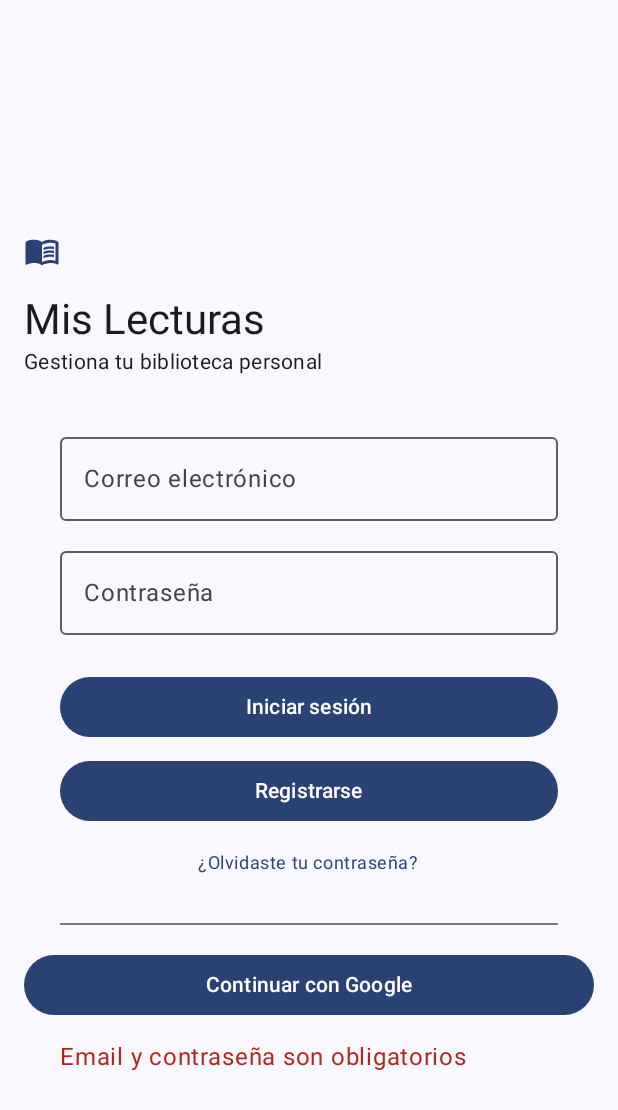
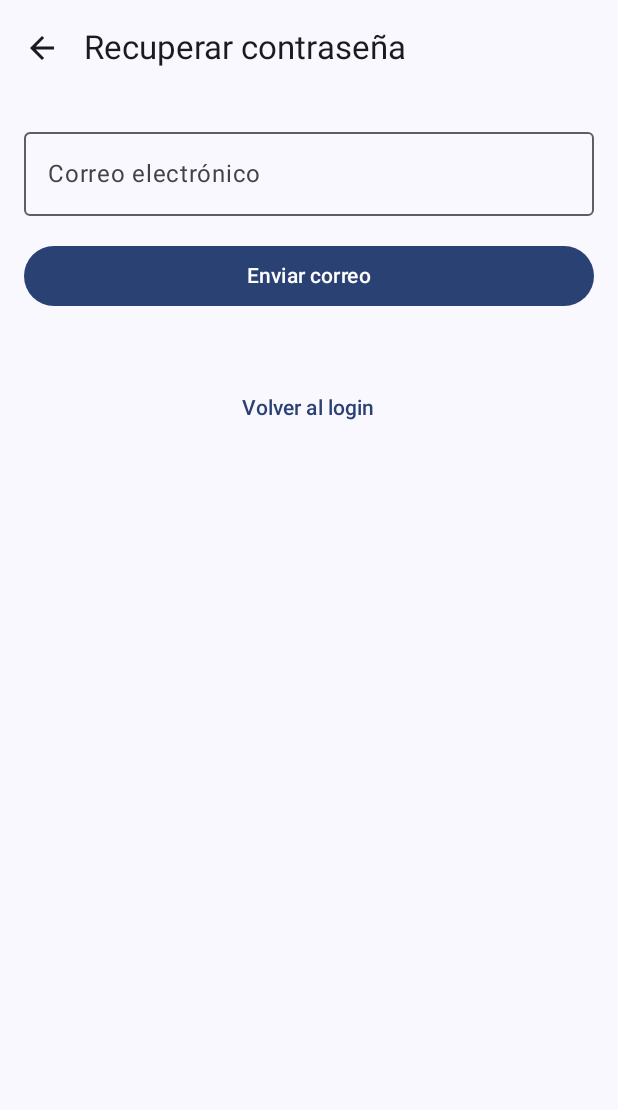
Before and after one commit to Jecs86/Gestor_de_Lectura_Personal, an Android app built with Jetpack Compose: the screen it shows after launch (MainActivity), after a tap on "¿Olvidaste tu contraseña?", on a phone screen of 412 x 824 dp. Shown: the top 1110 px of the screen. Run offline under Robolectric (Android 15) with nearby library versions, the phone set to English and light mode, and no system bars; our stand-ins replace Firebase (no records; nobody signed in at launch, a user with empty details on screens opened directly); 2 other taps on this screen came first.

Commit message:
add feature recovery password

```diff
--- a/app/src/main/java/com/appstudio/gestordelecturapersonal/ui/navigation/AppNavHost.kt
+++ b/app/src/main/java/com/appstudio/gestordelecturapersonal/ui/navigation/AppNavHost.kt
@@ -5,10 +5,10 @@ import androidx.navigation.NavHostController
 import androidx.navigation.compose.NavHost
 import androidx.navigation.compose.composable
 import androidx.navigation.compose.rememberNavController
-import com.appstudio.gestordelecturapersonal.ui.auth.AuthGateScreen
-import com.appstudio.gestordelecturapersonal.ui.auth.AuthGateViewModel
+import com.appstudio.gestordelecturapersonal.ui.screen.auth.AuthGateScreen
 import com.appstudio.gestordelecturapersonal.ui.screen.login.LoginScreen
 import com.appstudio.gestordelecturapersonal.ui.screen.books.BooksScreen
+import com.appstudio.gestordelecturapersonal.ui.screen.recoverpassword.RecoverPasswordScreen
 import com.appstudio.gestordelecturapersonal.ui.screen.register.RegisterScreen
 import com.appstudio.gestordelecturapersonal.ui.screen.settings.SettingsScreen
 import com.appstudio.gestordelecturapersonal.ui.screen.statistics.StatisticsScreen
@@ -61,6 +61,15 @@ fun AppNavHost(
             )
         }
 
+        // ---------- RECOVERY PASSWORD ----------
+        composable(AppRoutes.RecoverPassword.route) {
+            RecoverPasswordScreen(
+                onBackToLogin = {
+                    navController.popBackStack()
+                }
+            )
+        }
+
         // ---------- BOOKS ----------
         composable(AppRoutes.Books.route) {
             BooksScreen(navController = navController)
--- a/app/src/main/java/com/appstudio/gestordelecturapersonal/ui/navigation/AppRoutes.kt
+++ b/app/src/main/java/com/appstudio/gestordelecturapersonal/ui/navigation/AppRoutes.kt
@@ -5,6 +5,7 @@ sealed class AppRoutes(val route: String) {
     object AuthGate : AppRoutes("auth_gate")
     object Login : AppRoutes("login")
     object Register : AppRoutes("register")
+    object RecoverPassword : AppRoutes("recover_password")
     object Books : AppRoutes("books")
     object Statistics : AppRoutes("statistics")
     object Settings : AppRoutes("settings")
--- a/app/src/main/java/com/appstudio/gestordelecturapersonal/ui/auth/AuthGateScreen.kt
+++ b/app/src/main/java/com/appstudio/gestordelecturapersonal/ui/screen/auth/AuthGateScreen.kt
@@ -1,4 +1,4 @@
-package com.appstudio.gestordelecturapersonal.ui.auth
+package com.appstudio.gestordelecturapersonal.ui.screen.auth
 
 import androidx.compose.foundation.layout.Box
 import androidx.compose.foundation.layout.fillMaxSize
--- a/app/src/main/java/com/appstudio/gestordelecturapersonal/ui/auth/AuthGateViewModel.kt
+++ b/app/src/main/java/com/appstudio/gestordelecturapersonal/ui/screen/auth/AuthGateViewModel.kt
@@ -1,4 +1,4 @@
-package com.appstudio.gestordelecturapersonal.ui.auth
+package com.appstudio.gestordelecturapersonal.ui.screen.auth
 
 import androidx.lifecycle.ViewModel
 import com.google.firebase.auth.FirebaseAuth
--- a/app/src/main/java/com/appstudio/gestordelecturapersonal/ui/screen/login/LoginScreen.kt
+++ b/app/src/main/java/com/appstudio/gestordelecturapersonal/ui/screen/login/LoginScreen.kt
@@ -68,7 +68,9 @@ fun LoginScreen(
                 onRegisterClick = {
                     navController.navigate(AppRoutes.Register.route)
                 },
-                onForgotPasswordClick = {/* TODO */},
+                onForgotPasswordClick = {
+                    navController.navigate(AppRoutes.RecoverPassword.route)
+                },
                 onGoogleLoginClick = {
                     launcher.launch(
                         googleAuthClient.googleSignInClient.signInIntent
--- /dev/null
+++ b/app/src/main/java/com/appstudio/gestordelecturapersonal/ui/screen/recoverpassword/RecoverPasswordScreen.kt
@@ -0,0 +1,90 @@
+package com.appstudio.gestordelecturapersonal.ui.screen.recoverpassword
+
+import androidx.compose.foundation.layout.*
+import androidx.compose.material.icons.Icons
+import androidx.compose.material.icons.filled.ArrowBack
+import androidx.compose.material3.*
+import androidx.compose.runtime.*
+import androidx.compose.ui.Modifier
+import androidx.compose.ui.unit.dp
+import androidx.lifecycle.viewmodel.compose.viewModel
+
+@OptIn(ExperimentalMaterial3Api::class)
+@Composable
+fun RecoverPasswordScreen(
+    onBackToLogin: () -> Unit,
+    viewModel: RecoverPasswordViewModel = viewModel()
+) {
+    val uiState by viewModel.uiState.collectAsState()
+
+    Scaffold(
+        topBar = {
+            TopAppBar(
+                title = { Text(text = "Recuperar contraseña") },
+                navigationIcon = {
+                    IconButton(onClick = onBackToLogin) {
+                        Icon(
+                            imageVector = Icons.Default.ArrowBack,
+                            contentDescription = "Volver"
+                        )
+                    }
+                }
+            )
+        }
+    ) { paddingValues ->
+
+        Column(
+            modifier = Modifier
+                .padding(paddingValues)
+                .padding(16.dp),
+            verticalArrangement = Arrangement.spacedBy(16.dp)
+        ) {
+
+            OutlinedTextField(
+                value = uiState.email,
+                onValueChange = viewModel::onEmailChange,
+                label = { Text("Correo electrónico") },
+                singleLine = true,
+                modifier = Modifier.fillMaxWidth()
+            )
+
+            Button(
+                onClick = viewModel::sendPasswordResetEmail,
+                enabled = !uiState.isLoading,
+                modifier = Modifier.fillMaxWidth()
+            ) {
+                if (uiState.isLoading) {
+                    CircularProgressIndicator(
+                        modifier = Modifier.size(20.dp),
+                        strokeWidth = 2.dp
+                    )
+                } else {
+                    Text(text = "Enviar correo")
+                }
+            }
+
+            uiState.successMessage?.let {
+                Text(
+                    text = it,
+                    color = MaterialTheme.colorScheme.primary
+                )
+            }
+
+            uiState.errorMessage?.let {
+                Text(
+                    text = it,
+                    color = MaterialTheme.colorScheme.error
+                )
+            }
+
+            Spacer(modifier = Modifier.height(8.dp))
+
+            TextButton(
+                onClick = onBackToLogin,
+                modifier = Modifier.fillMaxWidth()
+            ) {
+                Text("Volver al login")
+            }
+        }
+    }
+}
--- /dev/null
+++ b/app/src/main/java/com/appstudio/gestordelecturapersonal/ui/screen/recoverpassword/RecoverPasswordUiState.kt
@@ -0,0 +1,8 @@
+package com.appstudio.gestordelecturapersonal.ui.screen.recoverpassword
+
+data class RecoverPasswordUiState (
+    val email: String = "",
+    val isLoading: Boolean = false,
+    val successMessage: String? = null,
+    val errorMessage: String? = null
+)
```
Also changed, not shown: app/src/main/java/com/appstudio/gestordelecturapersonal/ui/screen/recoverpassword/RecoverPasswordViewModel.kt (added, +56 -0 lines).
